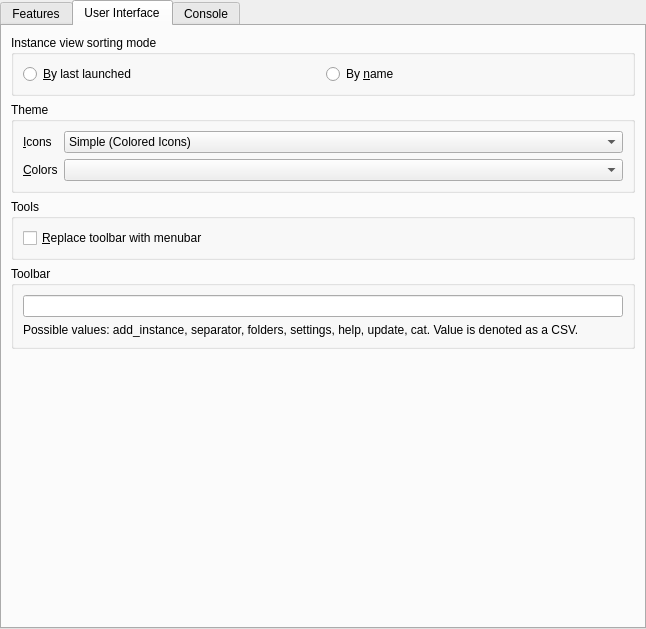
Before: the Qt Designer form launcher/ui/pages/global/LauncherPage.ui in PolyMC/PolyMC, drawn with Qt 5.
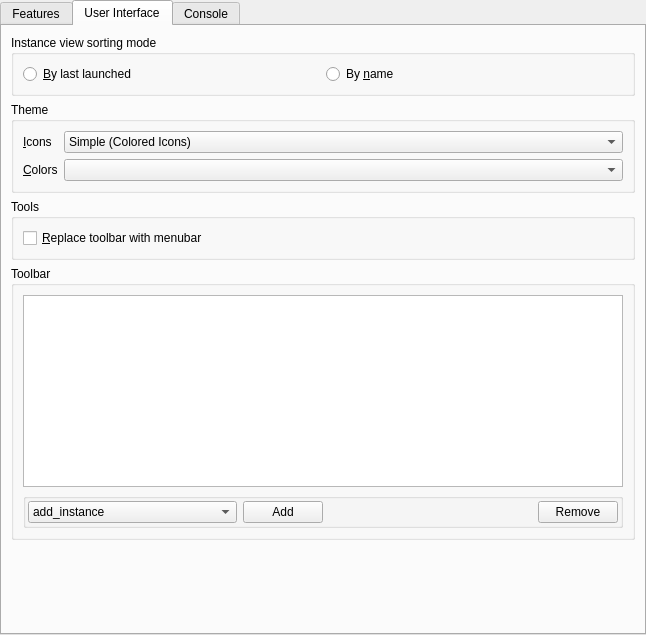
After: the same form once the commit is applied.

Commit message: better UX

Patch:
```diff
--- a/launcher/ui/pages/global/LauncherPage.ui
+++ b/launcher/ui/pages/global/LauncherPage.ui
@@ -7,7 +7,7 @@
     <x>0</x>
     <y>0</y>
     <width>646</width>
-    <height>629</height>
+    <height>635</height>
    </rect>
   </property>
   <property name="sizePolicy">
@@ -376,22 +376,100 @@
          </property>
          <layout class="QVBoxLayout" name="verticalLayout_5">
           <item>
-           <widget class="QLineEdit" name="toolbarLineEdit"/>
+           <widget class="QListWidget" name="toolbarListWidget">
+            <property name="alternatingRowColors">
+             <bool>true</bool>
+            </property>
+           </widget>
           </item>
           <item>
-           <widget class="QLabel" name="toolbarLineEdit_2">
-            <property name="sizePolicy">
-             <sizepolicy hsizetype="Preferred" vsizetype="Preferred">
-              <horstretch>0</horstretch>
-              <verstretch>0</verstretch>
-             </sizepolicy>
-            </property>
-            <property name="text">
-             <string>Possible values: add_instance, separator, folders, settings, help, update, cat. Value is denoted as a CSV.</string>
-            </property>
-            <property name="wordWrap">
-             <bool>true</bool>
-            </property>
+           <widget class="QGroupBox" name="horizontalGroupBox">
+            <layout class="QHBoxLayout" name="horizontalLayout">
+             <property name="leftMargin">
+              <number>2</number>
+             </property>
+             <property name="topMargin">
+              <number>2</number>
+             </property>
+             <property name="rightMargin">
+              <number>2</number>
+             </property>
+             <property name="bottomMargin">
+              <number>2</number>
+             </property>
+             <item>
+              <widget class="QComboBox" name="toolbarComboBox">
+               <property name="sizePolicy">
+                <sizepolicy hsizetype="Expanding" vsizetype="Fixed">
+                 <horstretch>0</horstretch>
+                 <verstretch>0</verstretch>
+                </sizepolicy>
+               </property>
+               <item>
+                <property name="text">
+                 <string>add_instance</string>
+                </property>
+               </item>
+               <item>
+                <property name="text">
+                 <string>separator</string>
+                </property>
+               </item>
+               <item>
+                <property name="text">
+                 <string>folders</string>
+                </property>
+               </item>
+               <item>
+                <property name="text">
+                 <string>settings</string>
+                </property>
+               </item>
+               <item>
+                <property name="text">
+                 <string>help</string>
+                </property>
+               </item>
+               <item>
+                <property name="text">
+                 <string>update</string>
+                </property>
+               </item>
+               <item>
+                <property name="text">
+                 <string>cat</string>
+                </property>
+               </item>
+              </widget>
+             </item>
+             <item>
+              <widget class="QPushButton" name="toolbarAddButton">
+               <property name="text">
+                <string>Add</string>
+               </property>
+              </widget>
+             </item>
+             <item>
+              <spacer name="toolbarHorizontalSpacer">
+               <property name="orientation">
+                <enum>Qt::Horizontal</enum>
+               </property>
+               <property name="sizeHint" stdset="0">
+                <size>
+                 <width>40</width>
+                 <height>20</height>
+                </size>
+               </property>
+              </spacer>
+             </item>
+             <item>
+              <widget class="QPushButton" name="toolbarRemoveButton">
+               <property name="text">
+                <string>Remove</string>
+               </property>
+              </widget>
+             </item>
+            </layout>
            </widget>
           </item>
          </layout>
```
The commit also changes 2 other files.
